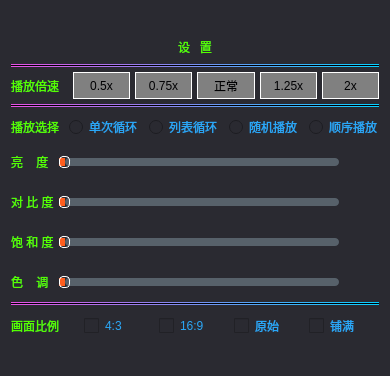
Qt form VideoPlayer/videomodels/AdjustBright.ui (huizhang556/pc-video-player) before a commit.
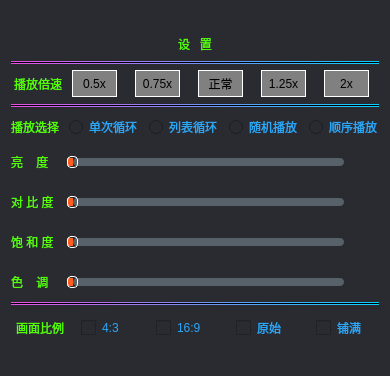
The same form after that commit. Icons and pictures are not drawn.

```diff
--- a/VideoPlayer/videomodels/AdjustBright.ui
+++ b/VideoPlayer/videomodels/AdjustBright.ui
@@ -67,9 +67,25 @@
       <layout class="QHBoxLayout" name="horizontalLayout">
        <item>
         <widget class="QLabel" name="label_playRate">
+         <property name="minimumSize">
+          <size>
+           <width>50</width>
+           <height>30</height>
+          </size>
+         </property>
+         <property name="maximumSize">
+          <size>
+           <width>50</width>
+           <height>30</height>
+          </size>
+         </property>
          <property name="styleSheet">
-          <string notr="true">color: rgb(85, 255, 0);
-background-color: #2a2a31;</string>
+          <string notr="true">QLabel
+{
+color: rgb(85, 255, 0);
+background-color: #2a2a31;
+}
+</string>
          </property>
          <property name="text">
           <string>播放倍速</string>
@@ -81,12 +97,12 @@
          <property name="minimumSize">
           <size>
            <width>0</width>
-           <height>27</height>
+           <height>20</height>
           </size>
          </property>
          <property name="maximumSize">
           <size>
-           <width>16777215</width>
+           <width>45</width>
            <height>27</height>
           </size>
          </property>
@@ -118,17 +134,33 @@
          </property>
         </widget>
        </item>
+       <item>
+        <spacer name="horizontalSpacer">
+         <property name="orientation">
+          <enum>Qt::Horizontal</enum>
+         </property>
+         <property name="sizeType">
+          <enum>QSizePolicy::Fixed</enum>
+         </property>
+         <property name="sizeHint" stdset="0">
+          <size>
+           <width>10</width>
+           <height>20</height>
+          </size>
+         </property>
+        </spacer>
+       </item>
        <item>
         <widget class="QPushButton" name="BtnRate_5">
          <property name="minimumSize">
           <size>
            <width>0</width>
-           <height>27</height>
+           <height>20</height>
           </size>
          </property>
          <property name="maximumSize">
           <size>
-           <width>16777215</width>
+           <width>45</width>
            <height>27</height>
           </size>
          </property>
@@ -160,17 +192,33 @@
          </property>
         </widget>
        </item>
+       <item>
+        <spacer name="horizontalSpacer_2">
+         <property name="orientation">
+          <enum>Qt::Horizontal</enum>
+         </property>
+         <property name="sizeType">
+          <enum>QSizePolicy::Fixed</enum>
+         </property>
+         <property name="sizeHint" stdset="0">
+          <size>
+           <width>10</width>
+           <height>20</height>
+          </size>
+         </property>
+        </spacer>
+       </item>
        <item>
         <widget class="QPushButton" name="BtnRate_2">
          <property name="minimumSize">
           <size>
            <width>0</width>
-           <height>27</height>
+           <height>20</height>
           </size>
          </property>
          <property name="maximumSize">
           <size>
-           <width>16777215</width>
+           <width>45</width>
            <height>27</height>
           </size>
          </property>
@@ -202,17 +250,33 @@
          </property>
         </widget>
        </item>
+       <item>
+        <spacer name="horizontalSpacer_3">
+         <property name="orientation">
+          <enum>Qt::Horizontal</enum>
+         </property>
+         <property name="sizeType">
+          <enum>QSizePolicy::Fixed</enum>
+         </property>
+         <property name="sizeHint" stdset="0">
+          <size>
+           <width>10</width>
+           <height>20</height>
+          </size>
+         </property>
+        </spacer>
+       </item>
        <item>
         <widget class="QPushButton" name="BtnRate_3">
          <property name="minimumSize">
           <size>
            <width>0</width>
-           <height>27</height>
+           <height>20</height>
           </size>
          </property>
          <property name="maximumSize">
           <size>
-           <width>16777215</width>
+           <width>45</width>
            <height>27</height>
           </size>
          </property>
@@ -244,17 +308,33 @@
          </property>
         </widget>
        </item>
+       <item>
+        <spacer name="horizontalSpacer_4">
+         <property name="orientation">
+          <enum>Qt::Horizontal</enum>
+         </property>
+         <property name="sizeType">
+          <enum>QSizePolicy::Fixed</enum>
+         </property>
+         <property name="sizeHint" stdset="0">
+          <size>
+           <width>10</width>
+           <height>20</height>
+          </size>
+         </property>
+        </spacer>
+       </item>
        <item>
         <widget class="QPushButton" name="BtnRate_4">
          <property name="minimumSize">
           <size>
            <width>0</width>
-           <height>27</height>
+           <height>20</height>
           </size>
          </property>
          <property name="maximumSize">
           <size>
-           <width>16777215</width>
+           <width>45</width>
            <height>27</height>
           </size>
          </property>
@@ -286,6 +366,22 @@
          </property>
         </widget>
        </item>
+       <item>
+        <spacer name="horizontalSpacer_8">
+         <property name="orientation">
+          <enum>Qt::Horizontal</enum>
+         </property>
+         <property name="sizeType">
+          <enum>QSizePolicy::Fixed</enum>
+         </property>
+         <property name="sizeHint" stdset="0">
+          <size>
+           <width>5</width>
+           <height>20</height>
+          </size>
+         </property>
+        </spacer>
+       </item>
       </layout>
      </item>
      <item>
@@ -524,6 +620,9 @@
        <property name="bottomMargin">
         <number>5</number>
        </property>
+       <property name="horizontalSpacing">
+        <number>0</number>
+       </property>
        <property name="verticalSpacing">
         <number>20</number>
        </property>
@@ -568,6 +667,7 @@
           <string notr="true">QSlider
 {
 background-color:#2a2a31;
+margin-left:13px;
 }
 /*整个进度条*/
 QSlider::groove:horizontal 
@@ -677,6 +777,7 @@
           <string notr="true">QSlider
 {
 background-color:#2a2a31;
+margin-left:13px;
 }
 /*整个进度条*/
 QSlider::groove:horizontal 
@@ -786,6 +887,7 @@
           <string notr="true">QSlider
 {
 background-color:#2a2a31;
+margin-left:13px;
 }
 /*整个进度条*/
 QSlider::groove:horizontal 
@@ -895,6 +997,7 @@
           <string notr="true">QSlider
 {
 background-color:#2a2a31;
+margin-left:13px;
 }
 /*整个进度条*/
 QSlider::groove:horizontal 
@@ -983,6 +1086,18 @@
       <layout class="QHBoxLayout" name="horizontalLayout_3">
        <item>
         <widget class="QLabel" name="label_hmbl">
+         <property name="minimumSize">
+          <size>
+           <width>50</width>
+           <height>35</height>
+          </size>
+         </property>
+         <property name="maximumSize">
+          <size>
+           <width>50</width>
+           <height>35</height>
+          </size>
+         </property>
          <property name="styleSheet">
           <string notr="true">color: rgb(85, 255, 0);
 background-color: #2a2a31;</string>
@@ -996,28 +1111,23 @@
         <widget class="QCheckBox" name="checkBox_1">
          <property name="minimumSize">
           <size>
-           <width>70</width>
-           <height>0</height>
+           <width>55</width>
+           <height>35</height>
           </size>
          </property>
          <property name="maximumSize">
           <size>
-           <width>70</width>
-           <height>31</height>
+           <width>55</width>
+           <height>35</height>
           </size>
          </property>
          <property name="styleSheet">
-          <string notr="true">QCheckBox::indicator 
-{
-width: 15px;
-height: 15px;
-}
-
-QCheckBox
+          <string notr="true">QCheckBox
 {
 /*font:11pt &quot;微软雅黑&quot;;*/
 color: rgb(42, 167, 247);
 background-color:#2a2a31;
+margin-left:5px;
 }
 
 /*	
@@ -1027,6 +1137,12 @@
 }
 */
 
+QCheckBox::indicator 
+{
+width: 15px;
+height: 15px;
+}
+
 /*未选中的样式*/
 QCheckBox::indicator:unchecked
 {
@@ -1050,18 +1166,34 @@
          </property>
         </widget>
        </item>
+       <item>
+        <spacer name="horizontalSpacer_5">
+         <property name="orientation">
+          <enum>Qt::Horizontal</enum>
+         </property>
+         <property name="sizeType">
+          <enum>QSizePolicy::Minimum</enum>
+         </property>
+         <property name="sizeHint" stdset="0">
+          <size>
+           <width>15</width>
+           <height>20</height>
+          </size>
+         </property>
+        </spacer>
+       </item>
        <item>
         <widget class="QCheckBox" name="checkBox_2">
          <property name="minimumSize">
           <size>
-           <width>70</width>
-           <height>31</height>
+           <width>55</width>
+           <height>35</height>
           </size>
          </property>
          <property name="maximumSize">
           <size>
-           <width>70</width>
-           <height>31</height>
+           <width>55</width>
+           <height>35</height>
           </size>
          </property>
          <property name="styleSheet">
@@ -1109,18 +1241,34 @@
          </property>
         </widget>
        </item>
+       <item>
+        <spacer name="horizontalSpacer_6">
+         <property name="orientation">
+          <enum>Qt::Horizontal</enum>
+         </property>
+         <property name="sizeType">
+          <enum>QSizePolicy::Minimum</enum>
+         </property>
+         <property name="sizeHint" stdset="0">
+          <size>
+           <width>15</width>
+           <height>20</height>
+          </size>
+         </property>
+        </spacer>
+       </item>
        <item>
         <widget class="QCheckBox" name="checkBox_3">
          <property name="minimumSize">
           <size>
-           <width>70</width>
-           <height>31</height>
+           <width>55</width>
+           <height>35</height>
           </size>
          </property>
          <property name="maximumSize">
           <size>
-           <width>70</width>
-           <height>31</height>
+           <width>55</width>
+           <height>35</height>
           </size>
          </property>
          <property name="styleSheet">
@@ -1168,18 +1316,34 @@
          </property>
         </widget>
        </item>
+       <item>
+        <spacer name="horizontalSpacer_7">
+         <property name="orientation">
+          <enum>Qt::Horizontal</enum>
+         </property>
+         <property name="sizeType">
+          <enum>QSizePolicy::Minimum</enum>
+         </property>
+         <property name="sizeHint" stdset="0">
+          <size>
+           <width>15</width>
+           <height>20</height>
+          </size>
+         </property>
+        </spacer>
+       </item>
        <item>
         <widget class="QCheckBox" name="checkBox_4">
          <property name="minimumSize">
           <size>
-           <width>70</width>
-           <height>31</height>
+           <width>55</width>
+           <height>35</height>
           </size>
          </property>
          <property name="maximumSize">
           <size>
-           <width>70</width>
-           <height>31</height>
+           <width>55</width>
+           <height>35</height>
           </size>
          </property>
          <property name="styleSheet">
```
Left out of the diff: 68 changed lines with no effect on the pictures.
